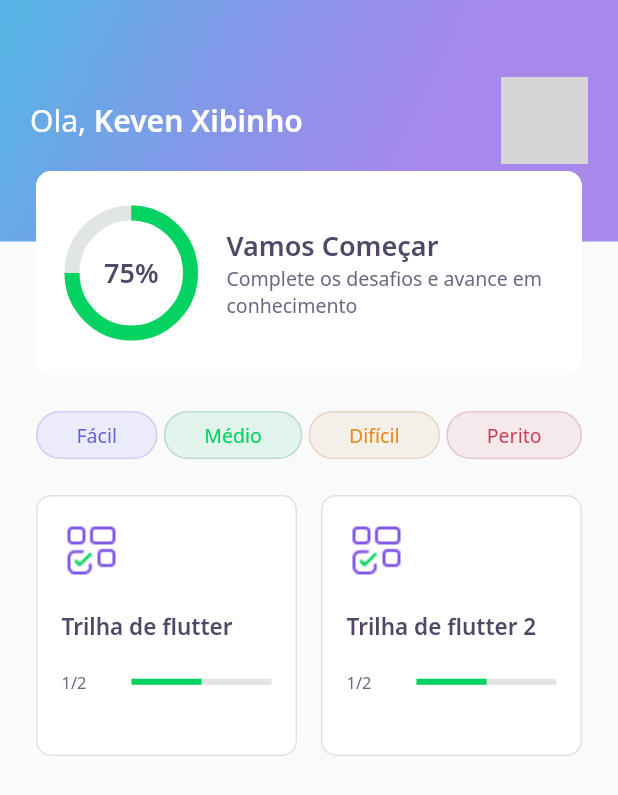
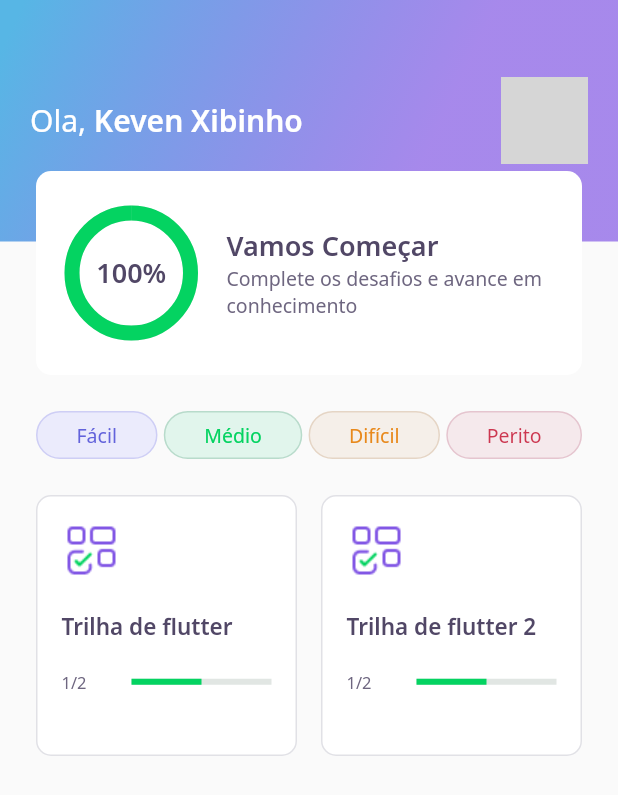
Before and after one commit to KevenAndrade/FlutterQuiz, a Flutter app: the screen it shows after launch, on a phone screen of 412 x 824 dp. Shown: the top 795 px of the screen. Run offline on Flutter 3.47's test engine with Material 2 defaults, Android fonts, the light colour scheme and no system bars; our stand-ins replace google_fonts, share_plus; missing offline and left inert: dart:js; accounts and stored records are empty; network calls fail; grey boxes are pictures that could not be loaded.

Commit message:
Animation

```diff
--- a/lib/home/widgets/appbar.dart
+++ b/lib/home/widgets/appbar.dart
@@ -39,7 +39,7 @@ class AppBarCustom extends PreferredSize {
                                       image: NetworkImage(user.photoUrl))))
                         ]),
                   ),
-                  Align(alignment: Alignment(0.0, 1.0), child: ScoreCard())
+                  Align(alignment: Alignment(0.0, 1.0), child: ScoreCard(porcentagen: user.score/100,))
                 ],
               )),
         );
--- a/lib/home/widgets/chart.dart
+++ b/lib/home/widgets/chart.dart
@@ -2,30 +2,57 @@ import 'package:flutter/material.dart';
 import 'package:flutterquiz/core/app_colors.dart';
 import 'package:flutterquiz/core/app_text_styles.dart';
 
-class Chart extends StatelessWidget {
-  const Chart({Key? key}) : super(key: key);
+class Chart extends StatefulWidget {
+  final double porcentagen;
+  const Chart({Key? key, required this.porcentagen}) : super(key: key);
+
+  @override
+  _ChartState createState() => _ChartState();
+}
+
+class _ChartState extends State<Chart> with SingleTickerProviderStateMixin {
+  late AnimationController _controller;
+  late Animation<double> _animation;
+
+  void _initAnimation() {
+    _controller =
+        AnimationController(vsync: this, duration: Duration(seconds: 3));
+    _animation =
+        Tween<double>(begin: 0.0, end: widget.porcentagen).animate(_controller);
+  }
+
+  @override
+  void initState() {
+    _initAnimation();
+    super.initState();
+    _controller.forward();
+  }
+
   @override
   Widget build(BuildContext context) {
     return Container(
-      height:80,
-      width:80,
-      child: Stack(
+        height: 80,
+        width: 80,
+        child: AnimatedBuilder(
+            animation: _animation,
+            builder: (context, _) => Stack(
                   children: [
                     Center(
                       child: Container(
-              height:80,
-              width:80,
+                          height: 80,
+                          width: 80,
                           child: CircularProgressIndicator(
                             strokeWidth: 10,
-                value: .75,
+                            value: _animation.value,
                             backgroundColor: AppColors.chartSecondary,
-                valueColor: AlwaysStoppedAnimation<Color>(AppColors.chartPrimary),
-              )
+                            valueColor: AlwaysStoppedAnimation<Color>(
+                                AppColors.chartPrimary),
+                          )),
                     ),
-          ),
-          Center(child: Text("75%",style: AppTextStyles.heading))
+                    Center(
+                        child: Text("${(_animation.value * 100).toInt()}%",
+                            style: AppTextStyles.heading))
                   ],
-      )
-    );
+                )));
   }
 }
--- a/lib/home/widgets/score_card.dart
+++ b/lib/home/widgets/score_card.dart
@@ -3,7 +3,8 @@ import 'package:flutterquiz/core/app_text_styles.dart';
 import 'package:flutterquiz/home/widgets/chart.dart';
 
 class ScoreCard extends StatelessWidget {
-  const ScoreCard({Key? key}) : super(key: key);
+  final double porcentagen;
+  const ScoreCard({Key? key, required this.porcentagen}) : super(key: key);
 
   @override
   Widget build(BuildContext context) {
@@ -18,7 +19,11 @@ class ScoreCard extends StatelessWidget {
             child: Row(
               crossAxisAlignment: CrossAxisAlignment.center,
               children: [
-                Expanded(flex: 1, child: Chart()),
+                Expanded(
+                    flex: 1,
+                    child: Chart(
+                      porcentagen: porcentagen,
+                    )),
                 Expanded(
                   flex: 3,
                   child: Padding(
```
Lines whose indentation alone changed are shown as unchanged.
